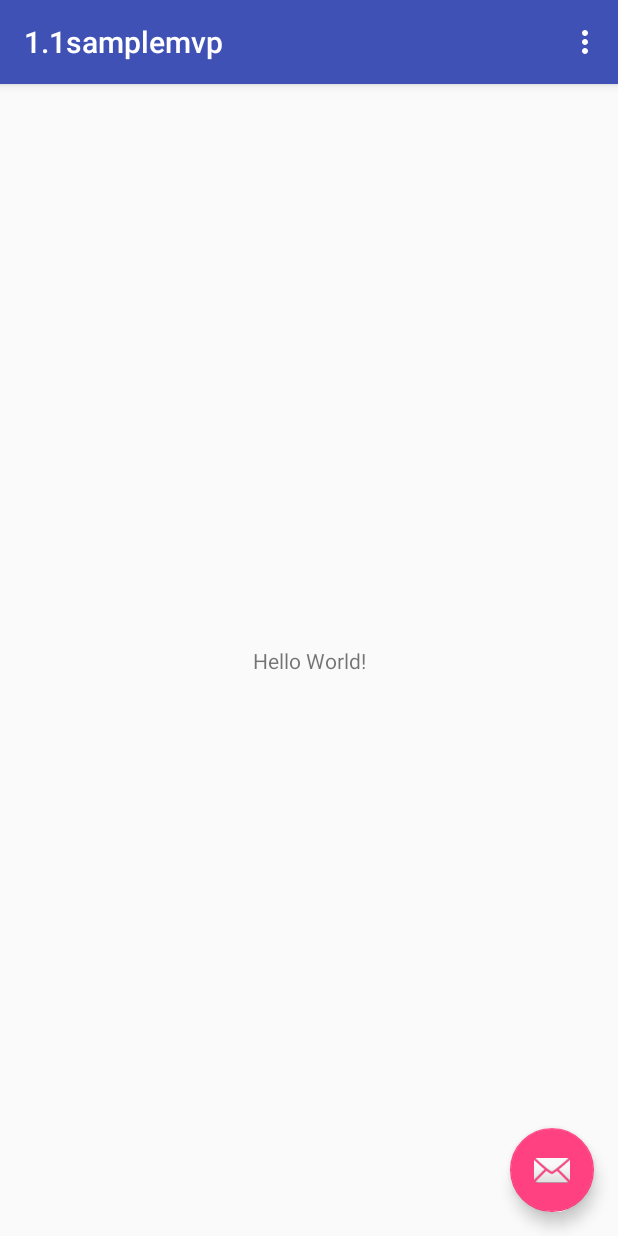
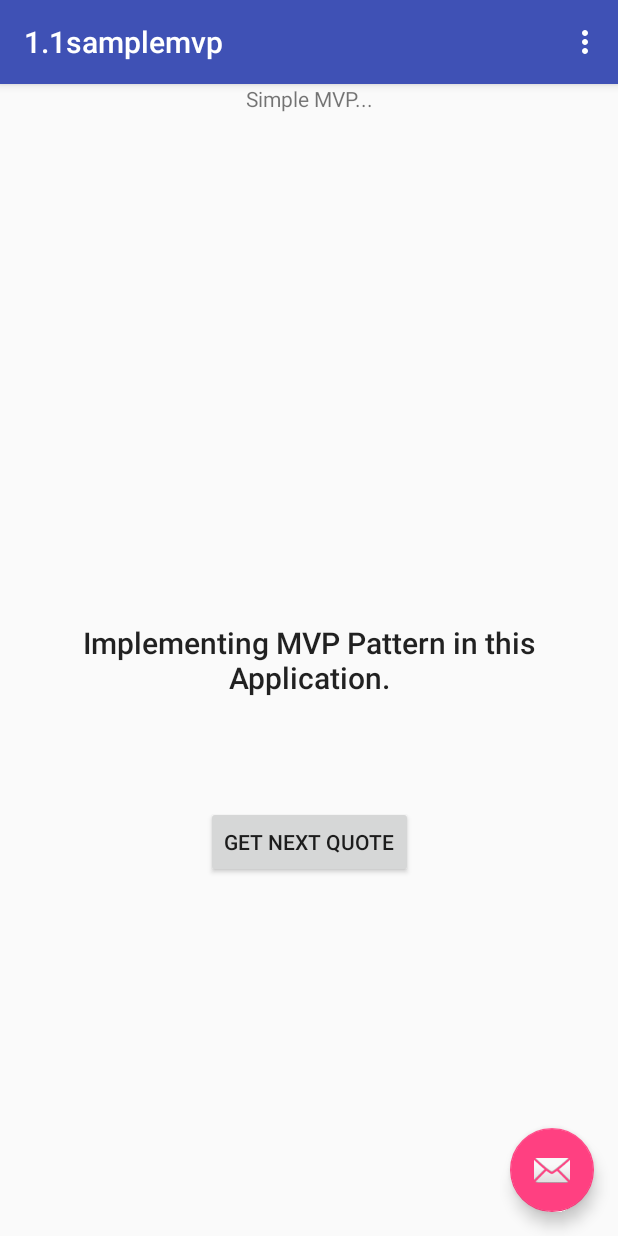
Before and after one commit to 14masterblaster14/TestMvpDaggerUt, an Android app: the screen it shows after launch (MainActivity), on a phone screen of 412 x 824 dp. Run offline under Robolectric (Android 15) with nearby library versions, the phone set to English and light mode, and no system bars.

Commit message:
Commit Dir

```diff
--- /dev/null
+++ b/1.1samplemvp/src/main/java/com/example/a11samplemvp/GetQuoteInteractor.java
@@ -0,0 +1,17 @@
+package com.example.a11samplemvp;
+
+import android.content.Context;
+
+/**
+ * Created by ADMIN on 9/28/2017.
+ */
+
+public interface GetQuoteInteractor {
+
+    interface OnFinishedListener {
+        void onFinished(String string);
+    }
+
+    void getNextQuote(OnFinishedListener listener);
+    //void getNextQuote(Context context);
+}
--- /dev/null
+++ b/1.1samplemvp/src/main/java/com/example/a11samplemvp/GetQuoteInteractorImpl.java
@@ -0,0 +1,41 @@
+package com.example.a11samplemvp;
+
+import android.os.Handler;
+
+import java.util.Arrays;
+import java.util.List;
+import java.util.Random;
+
+/**
+ * Created by ADMIN on 9/28/2017.
+ */
+
+public class GetQuoteInteractorImpl implements GetQuoteInteractor {
+
+
+    private List<String> arrayList = Arrays.asList(
+            "Be yourself. everyone else is already taken.",
+            "A room without books is like a body without a soul.",
+            "You only live once, but if you do it right, once is enough.",
+            "Be the change that you wish to see in the world.",
+            "If you tell the truth, you don't have to remember anything."
+    );
+
+
+    @Override
+    public void getNextQuote(final GetQuoteInteractor.OnFinishedListener listener) {
+        new Handler().postDelayed(new Runnable() {
+            @Override
+            public void run() {
+                listener.onFinished(getRandomString());
+            }
+        }, 1200);
+    }
+
+    private String getRandomString() {
+
+        Random random = new Random();
+        int index = random.nextInt(arrayList.size());
+        return arrayList.get(index);
+    }
+}
--- a/1.1samplemvp/src/main/java/com/example/a11samplemvp/MainActivity.java
+++ b/1.1samplemvp/src/main/java/com/example/a11samplemvp/MainActivity.java
@@ -8,8 +8,15 @@ import android.support.v7.widget.Toolbar;
 import android.view.View;
 import android.view.Menu;
 import android.view.MenuItem;
+import android.widget.Button;
+import android.widget.ProgressBar;
+import android.widget.TextView;
 
-public class MainActivity extends AppCompatActivity {
+public class MainActivity extends AppCompatActivity implements MainView {
+
+    private TextView textView;
+    private ProgressBar progressBar;
+    MainPresenter presenter;
 
     @Override
     protected void onCreate(Bundle savedInstanceState) {
@@ -24,6 +31,19 @@ public class MainActivity extends AppCompatActivity {
             public void onClick(View view) {
                 Snackbar.make(view, "Replace with your own action", Snackbar.LENGTH_LONG)
                         .setAction("Action", null).show();
+            }
+        });
+
+
+        textView = (TextView) findViewById(R.id.textView);
+        Button button = (Button) findViewById(R.id.button);
+        progressBar = (ProgressBar) findViewById(R.id.progressBar);
+        presenter = new MainPresenterImpl(this, new GetQuoteInteractorImpl());
+
+        button.setOnClickListener(new View.OnClickListener() {
+            @Override
+            public void onClick(View v) {
+                presenter.onButtonClick();
             }
         });
     }
@@ -49,4 +69,34 @@ public class MainActivity extends AppCompatActivity {
 
         return super.onOptionsItemSelected(item);
     }
+
+    @Override
+    protected void onResume() {
+        super.onResume();
+    }
+
+    @Override
+    protected void onDestroy() {
+        super.onDestroy();
+        presenter.onDestroy();
+    }
+
+
+    @Override
+    public void showProgress() {
+
+        progressBar.setVisibility(View.VISIBLE);
+        textView.setVisibility(View.INVISIBLE);
+    }
+
+    @Override
+    public void hideProgress() {
+        progressBar.setVisibility(View.GONE);
+        textView.setVisibility(View.VISIBLE);
+    }
+
+    @Override
+    public void setQuote(String string) {
+        textView.setText(string);
+    }
 }
--- /dev/null
+++ b/1.1samplemvp/src/main/java/com/example/a11samplemvp/MainPresenter.java
@@ -0,0 +1,12 @@
+package com.example.a11samplemvp;
+
+/**
+ * Created by ADMIN on 9/28/2017.
+ */
+
+public interface MainPresenter {
+
+    void onButtonClick();
+
+    void onDestroy();
+}
--- /dev/null
+++ b/1.1samplemvp/src/main/java/com/example/a11samplemvp/MainPresenterImpl.java
@@ -0,0 +1,38 @@
+package com.example.a11samplemvp;
+
+/**
+ * Created by ADMIN on 9/28/2017.
+ */
+
+public class MainPresenterImpl implements MainPresenter{
+
+    private MainView mainView;
+    private GetQuoteInteractor getQuoteInteractor;
+
+    public MainPresenterImpl(MainView mainView, GetQuoteInteractor getQuoteInteractor) {
+        this.mainView = mainView;
+        this.getQuoteInteractor = getQuoteInteractor;
+    }
+
+    @Override
+    public void onButtonClick() {
+
+        if (mainView != null) {
+            mainView.showProgress();
+        }
+        getQuoteInteractor.getNextQuote(this);
+    }
+
+    @Override
+    public void onDestroy() {
+        mainView = null;
+    }
+
+    @Override
+    public void onFinished(String string) {
+        if (mainView != null) {
+            mainView.setQuote(string);
+            mainView.hideProgress();
+        }
+    }
+}
--- /dev/null
+++ b/1.1samplemvp/src/main/java/com/example/a11samplemvp/MainView.java
@@ -0,0 +1,14 @@
+package com.example.a11samplemvp;
+
+/**
+ * Created by ADMIN on 9/28/2017.
+ */
+
+public interface MainView {
+
+    void showProgress();
+
+    void hideProgress();
+
+    void setQuote(String string);
+}
--- a/1.1samplemvp/src/main/res/layout/content_main.xml
+++ b/1.1samplemvp/src/main/res/layout/content_main.xml
@@ -1,15 +1,53 @@
 <?xml version="1.0" encoding="utf-8"?>
-<android.support.constraint.ConstraintLayout
-    xmlns:android="http://schemas.android.com/apk/res/android"
+<android.support.constraint.ConstraintLayout xmlns:android="http://schemas.android.com/apk/res/android"
     xmlns:app="http://schemas.android.com/apk/res-auto"
-    xmlns:tools="http://schemas.android.com/tools" android:layout_width="match_parent"
+    xmlns:tools="http://schemas.android.com/tools"
+    android:layout_width="match_parent"
     android:layout_height="match_parent"
     app:layout_behavior="@string/appbar_scrolling_view_behavior"
-    tools:context="com.example.a11samplemvp.MainActivity" tools:showIn="@layout/activity_main">
+    tools:context="com.example.a11samplemvp.MainActivity"
+    tools:showIn="@layout/activity_main">
 
-    <TextView android:layout_width="wrap_content" android:layout_height="wrap_content"
-        android:text="Hello World!" app:layout_constraintBottom_toBottomOf="parent"
-        app:layout_constraintLeft_toLeftOf="parent" app:layout_constraintRight_toRightOf="parent"
+    <TextView
+        android:layout_width="wrap_content"
+        android:layout_height="wrap_content"
+        android:text="Simple MVP..."
+        app:layout_constraintLeft_toLeftOf="parent"
+        app:layout_constraintRight_toRightOf="parent"
         app:layout_constraintTop_toTopOf="parent" />
 
+    <TextView
+        android:layout_width="0dp"
+        android:layout_height="wrap_content"
+        android:text="Implementing MVP Pattern in this Application."
+        app:layout_constraintBottom_toBottomOf="parent"
+        android:padding="8dp"
+        android:gravity="center"
+        android:textAppearance="?android:attr/textAppearanceSearchResultTitle"
+        app:layout_constraintLeft_toLeftOf="parent"
+        app:layout_constraintRight_toRightOf="parent"
+        app:layout_constraintTop_toTopOf="parent"
+        android:id="@+id/textView" />
+
+    <Button
+        android:id="@+id/button"
+        android:layout_width="wrap_content"
+        android:layout_height="wrap_content"
+        android:text="GET NEXT QUOTE"
+        android:layout_margin="@android:dimen/notification_large_icon_height"
+        app:layout_constraintTop_toBottomOf="@+id/textView"
+        app:layout_constraintLeft_toLeftOf="parent"
+        app:layout_constraintRight_toRightOf="parent" />
+
+    <ProgressBar
+        android:id="@+id/progressBar"
+        style="?android:attr/progressBarStyleLarge"
+        android:layout_width="wrap_content"
+        android:layout_height="wrap_content"
+        app:layout_constraintLeft_toLeftOf="parent"
+        app:layout_constraintRight_toRightOf="parent"
+        app:layout_constraintTop_toTopOf="parent"
+        android:visibility="gone"
+        app:layout_constraintBottom_toBottomOf="parent"/>
+
 </android.support.constraint.ConstraintLayout>
```
